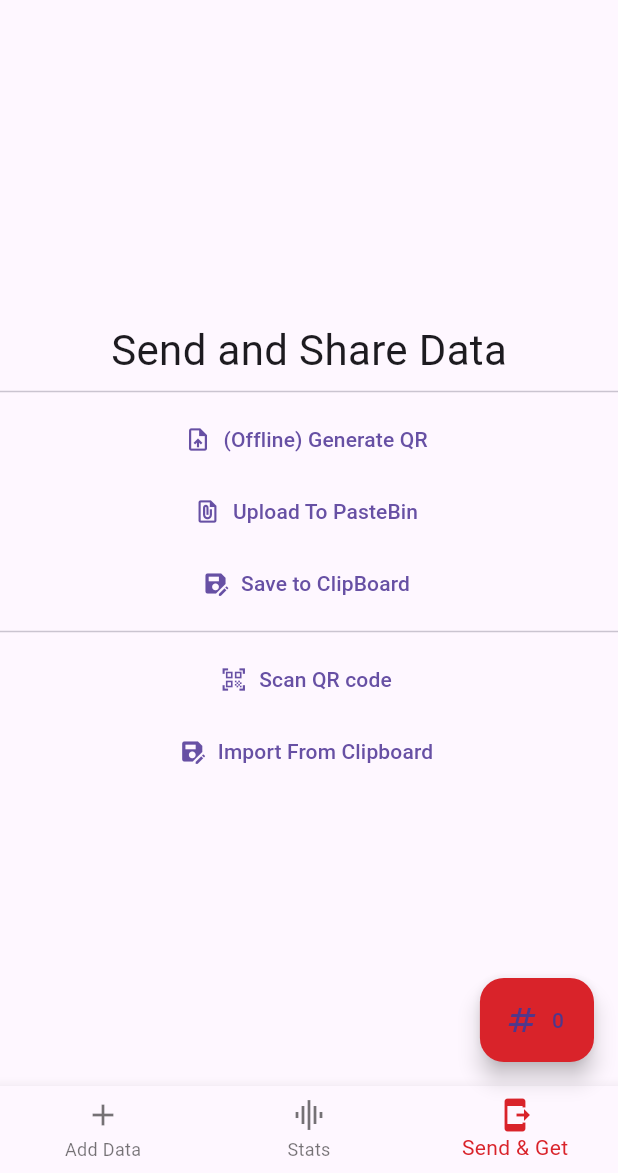
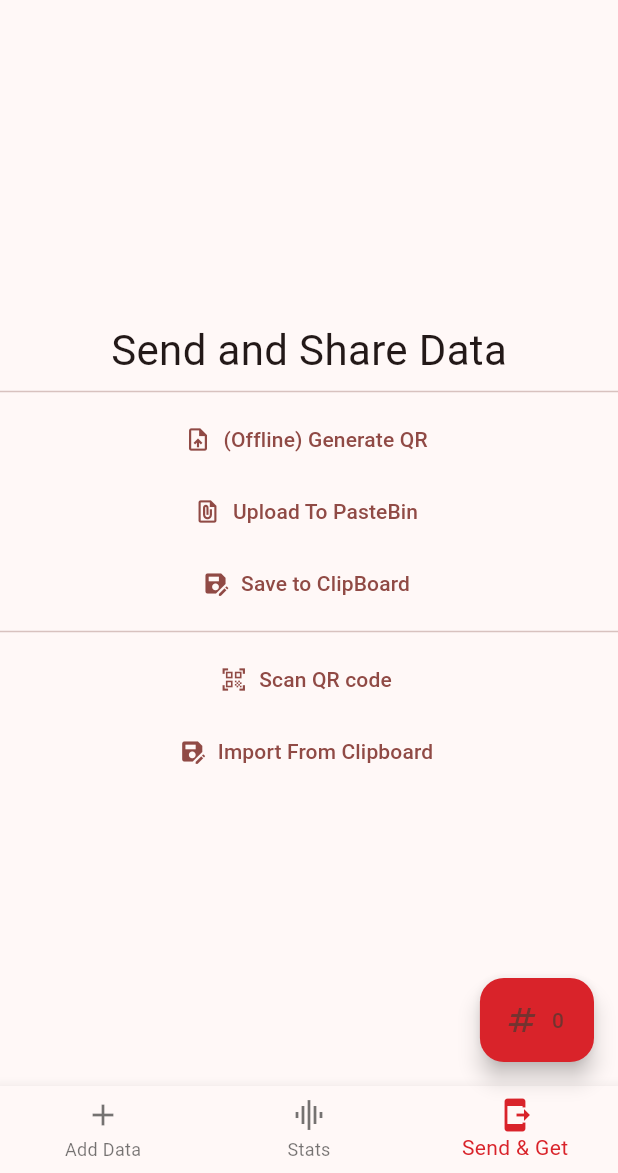
Before and after one commit to chloedgreene/sports_analyzer_sta, a Flutter app: the screen it shows after launch, item 3 of the bottom bar chosen, on a phone screen of 412 x 824 dp, the part 63-1236 px from its top. Run offline on Flutter 3.47's test engine with Material 2 defaults, Android fonts, the light colour scheme and no system bars; our stand-ins replace device_preview, fl_chart, get_it, get_it_mixin, numberpicker, qr_flutter; missing offline and left inert: mobile_scanner.

Commit message:
add c o m m e n t s

```diff
--- a/lib/data_entry.dart
+++ b/lib/data_entry.dart
@@ -21,10 +21,17 @@ class Point {
   int player;
 
   Map<String, dynamic> toJson() =>
-      {'pos_x': posx, 'pos_y': posy, 'type': type.toString(), 'player': player};
+      {'pos_x': posx, 'pos_y': posy, 'type': type.toString(), 'player': player}; // move this into a json format, so it can easyer be send over network/local
 
   Point(this.posx, this.posy, this.type, this.player);
 
+
+  /// this is fucking black magic, idk hwo it works
+  /// i wrote it at 3 am
+  /// pleace dont try to understand it
+  /// it dosent make sence
+  /// just
+  /// god save your soul if you try to undersant this
   Point.fromJson(Map<String, dynamic> json)
       : posy = json['pos_y'],
         posx = json['pos_x'],
@@ -115,7 +122,7 @@ class _DataEntryState extends State<DataEntry> with GetItStateMixin {
                   }
 
                   DataPointsInstance.points.add(Point(
-                      relitaveposx, relitaveposy, pointType, playerNumber));
+                      relitaveposx, relitaveposy, pointType, playerNumber)); // add point to the database
                 });
               },
               child: AspectRatio(
--- a/lib/main.dart
+++ b/lib/main.dart
@@ -11,20 +11,26 @@ import 'package:get_it/get_it.dart';
 //We use getit to make singletons actually usable and clean in flutter
 final getIt = GetIt.instance;
 
-const flames_red = Color.fromRGBO(217, 35, 42, 1);
+const flames_red = Color(0xffd9232a);
 
-//////////////////////////////////////////
+///////////////////////////////////////////////////////////////
 ///These two classes are singletons are are STATIC and MUTABLE
 ///These have SHARED DATA and are N O T objects(in a oop sence)
 ///mkay future me
 ///SINGLTONES, NOT OBJECTS
+///AHHHHHHHHHHHHHHHHHHHHHHHHHHHHHHHHHHHh
+///Y O U N E E D T O R E M E M B E R
+///singletons are d i f f e r e n t
+///i am so sorry for ranting anybody seeing this code
+///you jut need to r e m e m b e r
+///mkay
 
 class DataPoints extends ChangeNotifier {
   List<Point> _points = [];
 
   set points(List<Point> points) {
     _points = points;
-    notifyListeners();
+    notifyListeners(); // uses the GetIt function to notifi all child widgets to re-build
   }
 
   List<Point> get points => _points;
@@ -38,7 +44,7 @@ class GlobalData extends ChangeNotifier {
     notifyListeners();
   }
 
-  int get selectedPlayer => _selectedPlayer;
+  int get selectedPlayer => _selectedPlayer; //allows the selected player to remain the same cross-widget
 }
 
 //////////////////////////////////////////
@@ -75,13 +81,21 @@ class SportsAnalyzerSta extends StatelessWidget {
       title: 'Flames Sports Analyzer',
       theme: ThemeData(
 
-
+        brightness: Brightness.light,
+        colorScheme: ColorScheme.fromSeed(
+          seedColor: flames_red,
+          brightness: Brightness.light
+        ),
         useMaterial3: true,
       ),
       darkTheme: ThemeData(
-        primarySwatch: Colors.red,
+        //primarySwatch: Colors.red,
         brightness: Brightness.dark,
         useMaterial3: true,
+        colorScheme: ColorScheme.fromSeed(
+          seedColor: flames_red,
+          brightness: Brightness.dark
+          )
       ),
       themeMode: ThemeMode.system,
       home: const HomePage(title: 'Flames Sports Analyzer'),
@@ -92,14 +106,9 @@ class SportsAnalyzerSta extends StatelessWidget {
 class HomePage extends StatefulWidget {
   const HomePage({super.key, required this.title});
 
-  // This widget is the home page of your application. It is stateful, meaning
-  // that it has a State object (defined below) that contains fields that affect
-  // how it looks.
-
-  // This class is the configuration for the state. It holds the values (in this
-  // case the title) provided by the parent (in this case the App widget) and
-  // used by the build method of the State. Fields in a Widget subclass are
-  // always marked "final".
+  // This widget is the home page of your application. It is stateful, i cant prevent statful
+  //i wish for stateless, but yk, l a z y
+  // and it makes the coding so much easyer
 
   final String title;
 
--- a/lib/stats.dart
+++ b/lib/stats.dart
@@ -1,5 +1,9 @@
 //This file has all the source code for the "add data" section of the app
 //i mean most, not all code
+
+
+//change
+//THIS has the stats object for the project, some of the code could be put into functions,
 
 import 'package:fl_chart/fl_chart.dart';
 import 'package:flutter/material.dart';
```
Also changed, not shown: lib/send_and_share.dart (+13 -15 lines).
